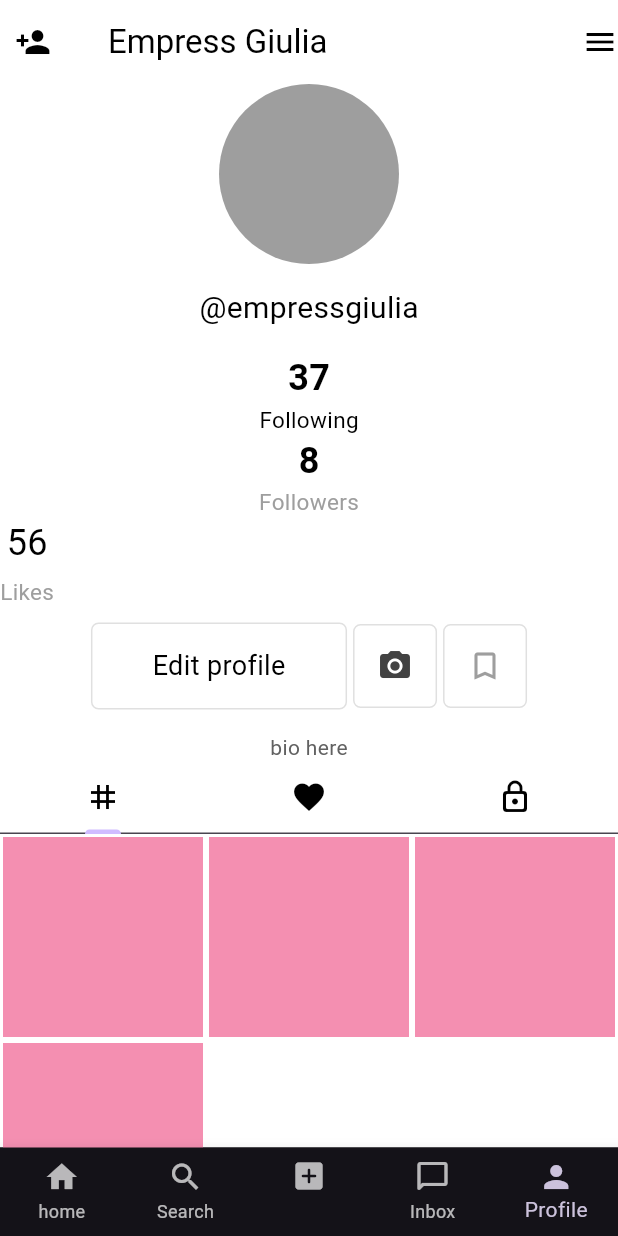
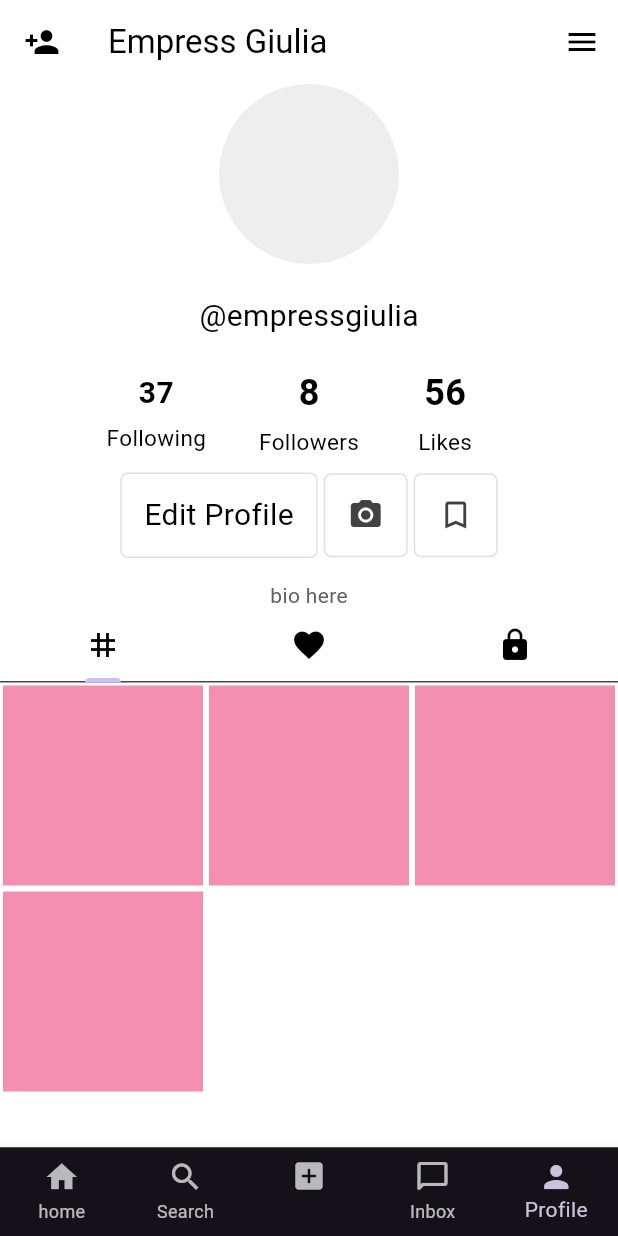
Before and after one commit to Giulia-Danso/TIKTOK_UI, a Flutter app: the screen it shows after launch, item 5 of the bottom bar chosen, on a phone screen of 412 x 824 dp. Run offline on Flutter 3.47's test engine with Material 3 defaults, Android fonts, the phone set to English and light mode, and no system bars.

Commit message:
initial commit

```diff
--- a/lib/pages/profile.dart
+++ b/lib/pages/profile.dart
@@ -15,43 +15,41 @@ class UserProfilePage extends StatelessWidget {
       child: Scaffold(
         appBar: AppBar(
           title: const Text(
-            'Empress Giulia',
-            style: TextStyle(
+            'Empress Giulia ',
+            style: TextStyle(color: Colors.black),
+          ),
+          backgroundColor: Colors.transparent,
+          elevation: 0,
+          leading: const Icon(
+            Icons.person_add,
+            color: Colors.black,
+          ),
+          actions: const [
+            Padding(
+              padding: EdgeInsets.only(right: 12.0),
+              child: Icon(
+                Icons.menu,
                 color: Colors.black,
               ),
             ),
-          backgroundColor: Colors.transparent,
-          elevation: 0,
-          leading: const Padding(
-            padding: EdgeInsets.only(right: 12.0),
-            child: Icon(
-              Icons.person_add,
-              color: Colors.black,
-            ),
-          ),
-          actions: const [
-            Icon(
-              Icons.menu,
-              color: Colors.black,
-            )
           ],
         ),
         backgroundColor: Colors.white,
         body: Column(
           children: [
-            // profile photo
+            //profile photo
             Container(
               height: 120,
               width: 120,
-              decoration: const BoxDecoration(
+              decoration: BoxDecoration(
                 shape: BoxShape.circle,
-                color: Colors.grey,
+                color: Colors.grey[200],
               ),
             ),
 
-            // username
+            //username
             const Padding(
-              padding: EdgeInsets.all(15.0),
+              padding: EdgeInsets.all(20),
               child: Text(
                 '@empressgiulia',
                 style: TextStyle(
@@ -60,36 +58,44 @@ class UserProfilePage extends StatelessWidget {
                 ),
               ),
             ),
-            // number of following,  followers, likes
+
+            //number of following, followers likes
             Row(
               mainAxisAlignment: MainAxisAlignment.center,
               children: [
                 Expanded(
                   child: Container(
                     alignment: Alignment.centerRight,
-                      child: Column(
+                    child: const Column(
                       children: [
-                          const Text(
+                        Text(
                           '37',
                           style: TextStyle(
                             color: Colors.black,
                             fontWeight: FontWeight.bold,
-                              fontSize: 24,
+                            fontSize: 20,
                           ),
                         ),
-                          const Text(
+                        SizedBox(
+                          height: 5,
+                        ),
+                        Text(
                           'Following',
                           style: TextStyle(
                             color: Colors.black,
                             fontSize: 15,
                           ),
                         ),
+                      ],
+                    ),
+                  ),
+                ),
                 Expanded(
                   child: Container(
-                              alignment: Alignment.bottomCenter,
-                              child: Column(
+                    alignment: Alignment.center,
+                    child: const Column(
                       children: [
-                                  const Text(
+                        Text(
                           '8',
                           style: TextStyle(
                             color: Colors.black,
@@ -97,11 +103,18 @@ class UserProfilePage extends StatelessWidget {
                             fontSize: 24,
                           ),
                         ),
-                                  const Text(
+                        SizedBox(
+                          height: 5,
+                        ),
+                        Text(
                           'Followers',
                           style: TextStyle(
-                                      color: Colors.grey,
+                            color: Colors.black,
                             fontSize: 15,
+                          ),
+                        ),
+                      ],
+                    ),
                   ),
                 ),
                 Expanded(
@@ -113,15 +126,17 @@ class UserProfilePage extends StatelessWidget {
                           '56',
                           style: TextStyle(
                             color: Colors.black,
-                                                fontSize: 24),
+                            fontWeight: FontWeight.bold,
+                            fontSize: 24,
+                          ),
                         ),
                         SizedBox(
                           height: 5,
                         ),
                         Text(
-                                            'Likes',
+                          ' Likes ',
                           style: TextStyle(
-                                              color: Colors.grey,
+                            color: Colors.black,
                             fontSize: 15,
                           ),
                         ),
@@ -131,58 +146,51 @@ class UserProfilePage extends StatelessWidget {
                 ),
               ],
             ),
-                            ),
-                          ),
-                        ],
-                      )),
-                ),
-              ],
-            ),
             const SizedBox(
               height: 10,
             ),
-            // buttons -> edit profile, insta link, bookmark
+            //buttons -> edit profile, insta links, bookmark
             Row(
               mainAxisAlignment: MainAxisAlignment.center,
               children: [
                 Container(
+                  padding:
+                      const EdgeInsets.symmetric(horizontal: 15, vertical: 13),
                   decoration: BoxDecoration(
                     border: Border.all(color: Colors.grey.shade300),
-                      borderRadius: BorderRadius.circular(5)),
-                  child: const Padding(
-                    padding: EdgeInsets.symmetric(
-                      vertical: 15.0,
-                      horizontal: 40,
+                    borderRadius: BorderRadius.circular(5),
                   ),
-                    child: Text('Edit profile',
-                        style: TextStyle(color: Colors.black, fontSize: 18)),
+                  child: const Text(
+                    'Edit Profile',
+                    style: TextStyle(
+                      color: Colors.black,
+                      fontSize: 20,
+                    ),
                   ),
                 ),
                 Padding(
                   padding: const EdgeInsets.symmetric(horizontal: 4.0),
                   child: Container(
+                    padding: const EdgeInsets.all(15),
                     decoration: BoxDecoration(
                       border: Border.all(color: Colors.grey.shade300),
-                        borderRadius: BorderRadius.circular(5)),
-                    child: Container(
-                      padding: const EdgeInsets.all(15.0),
+                      borderRadius: BorderRadius.circular(5),
+                    ),
                     child: Icon(
                       Icons.camera_alt,
                       color: Colors.grey[800],
                     ),
                   ),
                 ),
-                ),
                 Container(
+                  padding: const EdgeInsets.all(15),
                   decoration: BoxDecoration(
                     border: Border.all(color: Colors.grey.shade300),
-                      borderRadius: BorderRadius.circular(5)),
-                  child: const Padding(
-                    padding: EdgeInsets.all(15.0),
+                    borderRadius: BorderRadius.circular(5),
+                  ),
                   child: Icon(
                     Icons.bookmark_border,
-                      color: Colors.grey,
-                    ),
+                    color: Colors.grey[800],
                   ),
                 ),
               ],
@@ -190,13 +198,10 @@ class UserProfilePage extends StatelessWidget {
             const SizedBox(
               height: 15,
             ),
-            // bio
-
+            //bio
             Text(
               'bio here',
-              style: TextStyle(
-                color: Colors.grey[700],
-              ),
+              style: TextStyle(color: Colors.grey[700]),
             ),
             // default tab controller
             const TabBar(
@@ -208,10 +213,11 @@ class UserProfilePage extends StatelessWidget {
                   icon: Icon(Icons.favorite, color: Colors.black),
                 ),
                 Tab(
-                  icon: Icon(Icons.lock_outline_rounded, color: Colors.black),
+                  icon: Icon(Icons.lock, color: Colors.black),
                 ),
               ],
             ),
+
             const Expanded(
               child: TabBarView(
                 children: [
@@ -219,7 +225,8 @@ class UserProfilePage extends StatelessWidget {
                   SecondTab(),
                   ThirdTab(),
                 ],
-            ))
+              ),
+            ),
           ],
         ),
       ),
```
Lines whose indentation alone changed are shown as unchanged.
